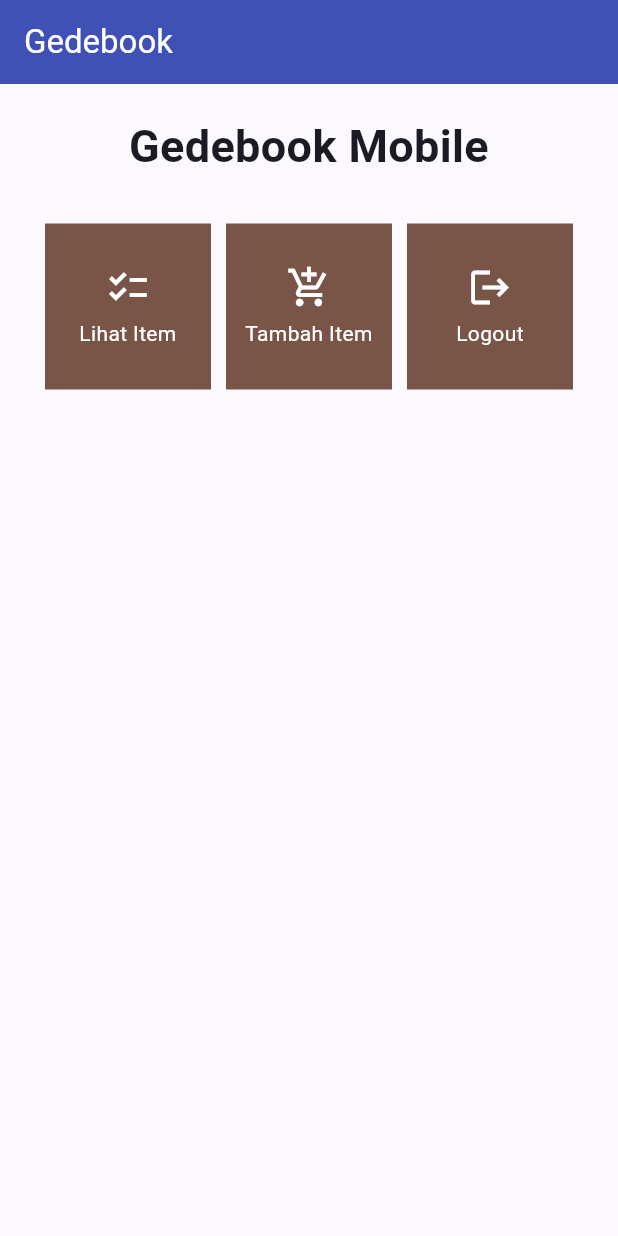
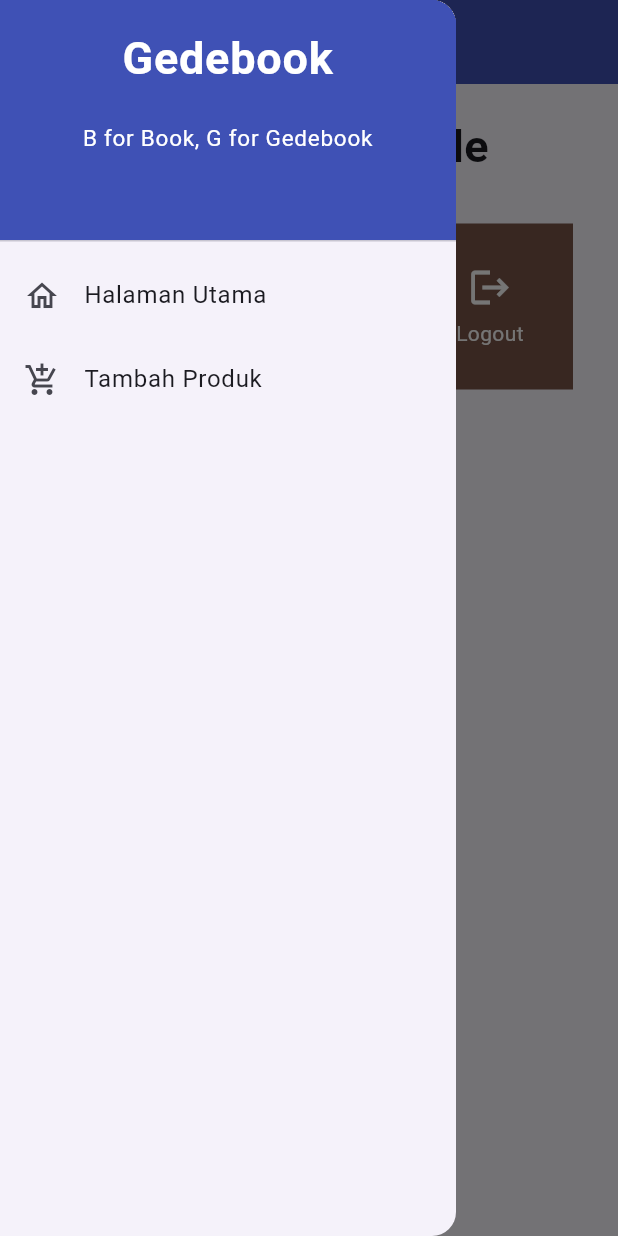
Before and after one commit to austinsusanto/Gedebook-Mobile, a Flutter app: the screen it shows after launch, with the side drawer open (before the commit the screen has no drawer), on a phone screen of 412 x 824 dp. Run offline on Flutter 3.47's test engine with Material 2 defaults, Android fonts, the phone set to English and light mode, and no system bars.

Commit message:
Feat: Finished Tugas 8

```diff
--- a/lib/main.dart
+++ b/lib/main.dart
@@ -1,5 +1,5 @@
 import 'package:flutter/material.dart';
-import 'package:gedebook_mobile/menu.dart';
+import 'package:gedebook_mobile/screens/menu.dart';
 
 void main() {
   runApp(const MyApp());
--- a/lib/menu.dart
+++ /dev/null
@@ -1,117 +0,0 @@
-import 'package:flutter/material.dart';
-import 'dart:math';
-
-class MyHomePage extends StatelessWidget {
-    MyHomePage({Key? key}) : super(key: key);
-
-    final List<ShopItem> items = [
-      ShopItem("Lihat Item", Icons.checklist),
-      ShopItem("Tambah Item", Icons.add_shopping_cart),
-      ShopItem("Logout", Icons.logout),
-    ];
-
-    @override
-    Widget build(BuildContext context) {
-        return Scaffold(
-          appBar: AppBar(
-            title: const Text(
-              'Gedebook',
-              style: TextStyle(
-                color: Colors.white,
-              ),
-            ),
-            backgroundColor: Colors.indigo,
-          ),
-          body: SingleChildScrollView(
-            // Widget wrapper yang dapat discroll
-            child: Padding(
-              padding: const EdgeInsets.all(10.0), // Set padding dari halaman
-              child: Column(
-                // Widget untuk menampilkan children secara vertikal
-                children: <Widget>[
-                  const Padding(
-                    padding: EdgeInsets.only(top: 10.0, bottom: 10.0),
-                    // Widget Text untuk menampilkan tulisan dengan alignment center dan style yang sesuai
-                    child: Text(
-                      'Gedebook Mobile', // Text yang menandakan toko
-                      textAlign: TextAlign.center,
-                      style: TextStyle(
-                        fontSize: 30,
-                        fontWeight: FontWeight.bold,
-                      ),
-                    ),
-                  ),
-                  // Grid layout
-                  GridView.count(
-                    // Container pada card kita.
-                    primary: true,
-                    padding: const EdgeInsets.all(20),
-                    crossAxisSpacing: 10,
-                    mainAxisSpacing: 10,
-                    crossAxisCount: 3,
-                    shrinkWrap: true,
-                    children: items.map((ShopItem item) {
-                      // Iterasi untuk setiap item
-                      return ShopCard(item);
-                    }).toList(),
-                  ),
-                ],
-              ),
-            ),
-          ),
-        );
-    }
-}
-
-class ShopCard extends StatelessWidget {
-  final ShopItem item;
-
-  const ShopCard(this.item, {super.key}); // Constructor
-
-  @override
-  Widget build(BuildContext context) {
-    var generatedColor = Random().nextInt(Colors.primaries.length);
-    return Material(
-      color: Colors.primaries[generatedColor],
-      child: InkWell(
-        // Area responsive terhadap sentuhan
-        onTap: () {
-          // Memunculkan SnackBar ketika diklik
-          ScaffoldMessenger.of(context)
-            ..hideCurrentSnackBar()
-            ..showSnackBar(SnackBar(
-                content: Text("Kamu telah menekan tombol ${item.name}!")));
-        },
-        child: Container(
-          // Container untuk menyimpan Icon dan Text
-          padding: const EdgeInsets.all(8),
-          child: Center(
-            child: Column(
-              mainAxisAlignment: MainAxisAlignment.center,
-              children: [
-                Icon(
-                  item.icon,
-                  color: Colors.white,
-                  size: 30.0,
-                ),
-                const Padding(padding: EdgeInsets.all(3)),
-                Text(
-                  item.name,
-                  textAlign: TextAlign.center,
-                  style: const TextStyle(color: Colors.white),
-                ),
-              ],
-            ),
-          ),
-        ),
-      ),
-    );
-  }
-}
-
-class ShopItem {
-  final String name;
-  final IconData icon;
-
-  ShopItem(this.name, this.icon);
-}
--- /dev/null
+++ b/lib/screens/menu.dart
@@ -0,0 +1,66 @@
+import 'package:flutter/material.dart';
+import 'package:gedebook_mobile/widgets/left_drawer.dart';
+import 'package:gedebook_mobile/widgets/book_card.dart';
+
+class MyHomePage extends StatelessWidget {
+		MyHomePage({Key? key}) : super(key: key);
+
+		final List<ShopItem> items = [
+			ShopItem("Lihat Item", Icons.checklist),
+			ShopItem("Tambah Produk", Icons.add_shopping_cart),
+			ShopItem("Logout", Icons.logout),
+		];
+
+		@override
+		Widget build(BuildContext context) {
+				return Scaffold(
+					appBar: AppBar(
+						title: const Text(
+							'Gedebook',
+							style: TextStyle(
+								color: Colors.white,
+							),
+						),
+						backgroundColor: Colors.indigo,
+					),
+					drawer: const LeftDrawer(),
+					body: SingleChildScrollView(
+						// Widget wrapper yang dapat discroll
+						child: Padding(
+							padding: const EdgeInsets.all(10.0), // Set padding dari halaman
+							child: Column(
+								// Widget untuk menampilkan children secara vertikal
+								children: <Widget>[
+									const Padding(
+										padding: EdgeInsets.only(top: 10.0, bottom: 10.0),
+										// Widget Text untuk menampilkan tulisan dengan alignment center dan style yang sesuai
+										child: Text(
+											'Gedebook Mobile', // Text yang menandakan toko
+											textAlign: TextAlign.center,
+											style: TextStyle(
+												fontSize: 30,
+												fontWeight: FontWeight.bold,
+											),
+										),
+									),
+									// Grid layout
+									GridView.count(
+										// Container pada card kita.
+										primary: true,
+										padding: const EdgeInsets.all(20),
+										crossAxisSpacing: 10,
+										mainAxisSpacing: 10,
+										crossAxisCount: 3,
+										shrinkWrap: true,
+										children: items.map((ShopItem item) {
+											// Iterasi untuk setiap item
+											return ShopCard(item);
+										}).toList(),
+									),
+								],
+							),
+						),
+					),
+				);
+		}
+}
--- /dev/null
+++ b/lib/widgets/book_card.dart
@@ -0,0 +1,66 @@
+import 'package:flutter/material.dart';
+import 'package:gedebook_mobile/screens/gedebook_form.dart';
+import 'dart:math';
+
+class ShopCard extends StatelessWidget {
+	final ShopItem item;
+
+	const ShopCard(this.item, {super.key}); // Constructor
+
+	@override
+	Widget build(BuildContext context) {
+		var generatedColor = Random().nextInt(Colors.primaries.length);
+		return Material(
+			color: Colors.primaries[generatedColor],
+			child: InkWell(
+				// Area responsif terhadap sentuhan
+				onTap: () {
+					// Memunculkan SnackBar ketika diklik
+					ScaffoldMessenger.of(context)
+					..hideCurrentSnackBar()
+					..showSnackBar(SnackBar(
+						content: Text("Kamu telah menekan tombol ${item.name}!")));
+
+					// Navigate ke route yang sesuai (tergantung jenis tombol)
+					if (item.name == "Tambah Produk") {
+						Navigator.push(
+							context,
+							MaterialPageRoute(
+								builder: (context) => const ShopFormPage(),
+							));
+					}
+
+				},
+				child: Container(
+					// Container untuk menyimpan Icon dan Text
+					padding: const EdgeInsets.all(8),
+					child: Center(
+						child: Column(
+							mainAxisAlignment: MainAxisAlignment.center,
+							children: [
+								Icon(
+									item.icon,
+									color: Colors.white,
+									size: 30.0,
+								),
+								const Padding(padding: EdgeInsets.all(3)),
+								Text(
+									item.name,
+									textAlign: TextAlign.center,
+									style: const TextStyle(color: Colors.white),
+								),
+							],
+						),
+					),
+				),
+			),
+		);
+	}
+}
+
+class ShopItem {
+	final String name;
+	final IconData icon;
+
+	ShopItem(this.name, this.icon);
+}
--- /dev/null
+++ b/lib/widgets/left_drawer.dart
@@ -0,0 +1,67 @@
+import 'package:flutter/material.dart';
+import 'package:gedebook_mobile/screens/gedebook_form.dart';
+import 'package:gedebook_mobile/screens/menu.dart';
+
+class LeftDrawer extends StatelessWidget {
+  const LeftDrawer({super.key});
+
+  @override
+  Widget build(BuildContext context) {
+    return Drawer(
+      child: ListView(
+        children: [
+          	const DrawerHeader(
+				decoration: BoxDecoration(
+					color: Colors.indigo,
+				),
+				child: Column(
+					children: [
+						Text(
+							'Gedebook',
+							textAlign: TextAlign.center,
+							style: TextStyle(
+								fontSize: 30,
+								fontWeight: FontWeight.bold,
+								color: Colors.white,
+							),
+						),
+						Padding(padding: EdgeInsets.all(10)),
+						Text("B for Book, G for Gedebook",
+							textAlign: TextAlign.center,
+							style: TextStyle(
+								fontSize: 15,
+								color: Colors.white
+							)
+						),
+					],
+				),
+			),
+          	ListTile(
+				leading: const Icon(Icons.home_outlined),
+				title: const Text('Halaman Utama'),
+				// Bagian redirection ke MyHomePage
+				onTap: () {
+					Navigator.pushReplacement(
+						context,
+						MaterialPageRoute(
+							builder: (context) => MyHomePage(),
+						));
+				},
+			),
+			ListTile(
+				leading: const Icon(Icons.add_shopping_cart),
+				title: const Text('Tambah Produk'),
+				// Bagian redirection ke ShopFormPage
+				onTap: () {
+					Navigator.pushReplacement(
+						context,
+						MaterialPageRoute(
+							builder: (context) => const ShopFormPage(),
+						));
+				},
+			),
+        ],
+      ),
+    );
+  }
+}
```
Also changed, not shown: lib/screens/gedebook_form.dart (added, +162 -0 lines).
